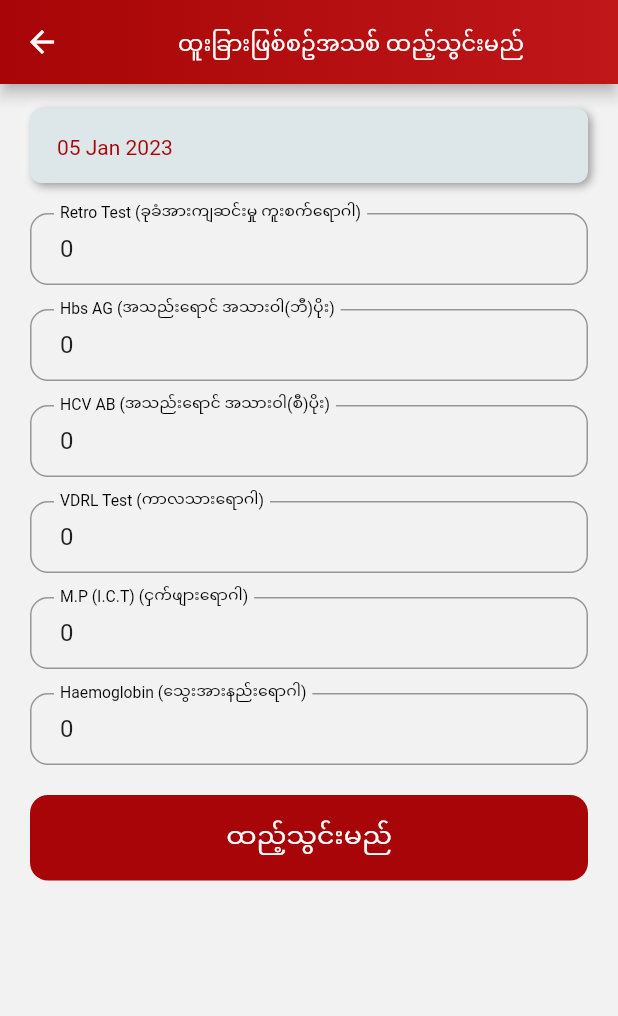
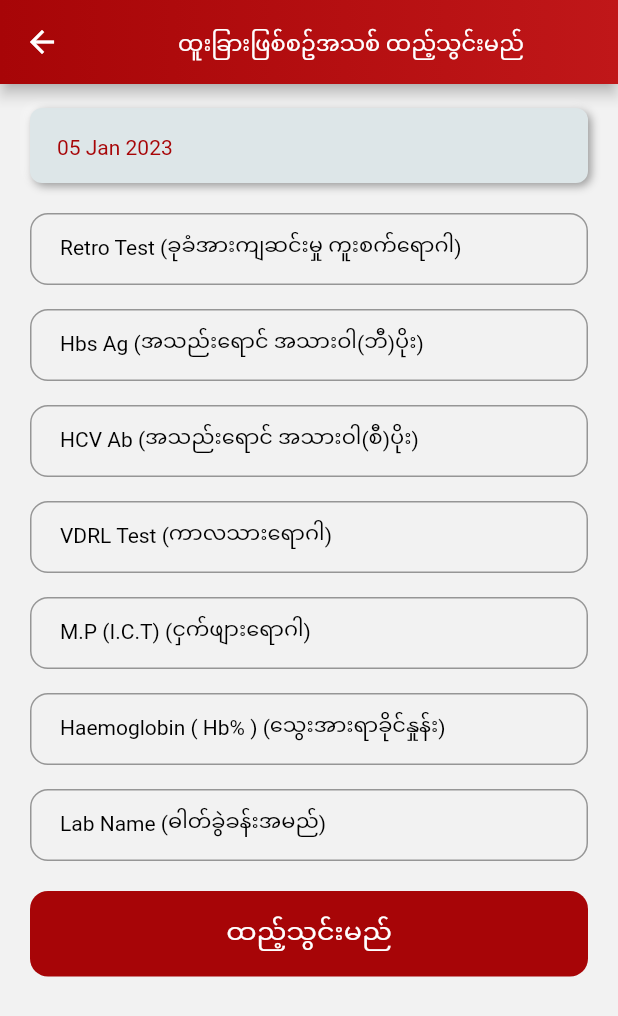
Before and after one commit to dev-medico/donation, a Flutter app: the SpecialEventListScreen screen opened by its route, after a tap on the "add" icon, on a phone screen of 412 x 824 dp. Shown: the top 1016 px of the screen. Run offline on Flutter 3.47's test engine with Material 2 defaults, Android fonts, the phone set to English and light mode, and no system bars; drawn by our look-alikes of flutter_neumorphic, modal_progress_hud_nsn; our stand-ins replace animated_text_kit, charts_flutter, cloud_firestore, dropdown_button2, firebase_auth, firebase_core and 7 more; missing offline and left inert: animated_widgets, flat_buffers, flutter_custom_dialog, flutter_expandable_table, flutter_rounded_date_picker, objectbox_flutter_libs and 1 more; accounts and stored records are empty; network calls fail.

Commit message:
Special Event

```diff
--- a/lib/data/response/special_event_list_response.dart
+++ b/lib/data/response/special_event_list_response.dart
@@ -20,8 +20,7 @@ class SpecialEventListResponse {
       data['meta'] = meta!.toJson();
     }
     if (specialEventData != null) {
-      data['records'] =
-          specialEventData!.map((v) => v.toJson()).toList();
+      data['records'] = specialEventData!.map((v) => v.toJson()).toList();
     }
     return data;
   }
@@ -73,6 +72,8 @@ class SpecialEventData {
   int? mpIct;
   int? retroTest;
   int? vdrlTest;
+  String? labName;
+  int? total;
   Xata? xata;
 
   SpecialEventData(
@@ -84,6 +85,8 @@ class SpecialEventData {
       this.mpIct,
       this.retroTest,
       this.vdrlTest,
+      this.labName,
+      this.total,
       this.xata});
 
   SpecialEventData.fromJson(Map<String, dynamic> json) {
@@ -95,6 +98,8 @@ class SpecialEventData {
     mpIct = json['mp_ict'];
     retroTest = json['retro_test'];
     vdrlTest = json['vdrl_test'];
+    labName = json['lab_name'];
+    total = json['total'];
     xata = json['xata'] != null ? Xata.fromJson(json['xata']) : null;
   }
 
@@ -108,6 +113,8 @@ class SpecialEventData {
     data['mp_ict'] = mpIct;
     data['retro_test'] = retroTest;
     data['vdrl_test'] = vdrlTest;
+    data['lab_name'] = labName;
+    data['total'] = total;
     if (xata != null) {
       data['xata'] = xata!.toJson();
     }
--- a/lib/src/features/special_event/new_special_event.dart
+++ b/lib/src/features/special_event/new_special_event.dart
@@ -26,6 +26,7 @@ class _NewEventAddScreenState extends State<NewEventAddScreen> {
   TextEditingController vdrlController = TextEditingController();
   TextEditingController mpICTController = TextEditingController();
   TextEditingController haemoglobinController = TextEditingController();
+  TextEditingController labNameController = TextEditingController();
 
   @override
   void initState() {
@@ -33,12 +34,6 @@ class _NewEventAddScreenState extends State<NewEventAddScreen> {
     var now = DateTime.now();
     String formattedDate = DateFormat('dd MMM yyyy').format(now);
     dateFilter = formattedDate;
-    retorTestController.text = "0";
-    hbsAgController.text = "0";
-    hcvAbController.text = "0";
-    vdrlController.text = "0";
-    mpICTController.text = "0";
-    haemoglobinController.text = "0";
   }
 
   @override
@@ -65,9 +60,6 @@ class _NewEventAddScreenState extends State<NewEventAddScreen> {
           ),
         ),
       ),
-      // "VDRL Test\n ကာလသားရောဂါ",
-      // "M.P (I.C.T)\n ငှက်ဖျားရောဂါ",
-      // "Haemoglobin\n သွေးအားနည်းရောဂါ",
       body: ModalProgressHUD(
           inAsyncCall: isLoading,
           child: Responsive.isMobile(context)
@@ -108,7 +100,7 @@ class _NewEventAddScreenState extends State<NewEventAddScreen> {
                         keyboardType: TextInputType.number,
                         controller: hbsAgController,
                         decoration: inputBoxDecoration(
-                            "Hbs AG (အသည်းရောင် အသားဝါ(ဘီ)ပိုး)"),
+                            "Hbs Ag (အသည်းရောင် အသားဝါ(ဘီ)ပိုး)"),
                       ),
                     ),
                     Container(
@@ -118,7 +110,7 @@ class _NewEventAddScreenState extends State<NewEventAddScreen> {
                         keyboardType: TextInputType.number,
                         controller: hcvAbController,
                         decoration: inputBoxDecoration(
-                            "HCV AB (အသည်းရောင် အသားဝါ(စီ)ပိုး)"),
+                            "HCV Ab (အသည်းရောင် အသားဝါ(စီ)ပိုး)"),
                       ),
                     ),
                     Container(
@@ -148,7 +140,17 @@ class _NewEventAddScreenState extends State<NewEventAddScreen> {
                         keyboardType: TextInputType.number,
                         controller: haemoglobinController,
                         decoration: inputBoxDecoration(
-                            "Haemoglobin (သွေးအားနည်းရောဂါ)"),
+                            "Haemoglobin ( Hb% ) (သွေးအားရာခိုင်နှုန်း)"),
+                      ),
+                    ),
+                    Container(
+                      margin:
+                          const EdgeInsets.only(left: 20, top: 16, right: 20),
+                      child: TextFormField(
+                        keyboardType: TextInputType.number,
+                        controller: labNameController,
+                        decoration:
+                            inputBoxDecoration("Lab Name (ဓါတ်ခွဲခန်းအမည်)"),
                       ),
                     ),
                     Container(
@@ -228,7 +230,7 @@ class _NewEventAddScreenState extends State<NewEventAddScreen> {
                                     keyboardType: TextInputType.number,
                                     controller: hbsAgController,
                                     decoration: inputBoxDecoration(
-                                        "Hbs AG (အသည်းရောင် အသားဝါ(ဘီ)ပိုး)"),
+                                        "Hbs Ag (အသည်းရောင် အသားဝါ(ဘီ)ပိုး)"),
                                   ),
                                 ),
                               ),
@@ -241,7 +243,7 @@ class _NewEventAddScreenState extends State<NewEventAddScreen> {
                                     keyboardType: TextInputType.number,
                                     controller: hcvAbController,
                                     decoration: inputBoxDecoration(
-                                        "HCV AB (အသည်းရောင် အသားဝါ(စီ)ပိုး)"),
+                                        "HCV Ab (အသည်းရောင် အသားဝါ(စီ)ပိုး)"),
                                   ),
                                 ),
                               ),
@@ -289,7 +291,7 @@ class _NewEventAddScreenState extends State<NewEventAddScreen> {
                                     keyboardType: TextInputType.number,
                                     controller: haemoglobinController,
                                     decoration: inputBoxDecoration(
-                                        "Haemoglobin (သွေးအားနည်းရောဂါ)"),
+                                        "Haemoglobin ( Hb% )"),
                                   ),
                                 ),
                               ),
@@ -400,6 +402,25 @@ class _NewEventAddScreenState extends State<NewEventAddScreen> {
       isLoading = true;
     });
 
+    int total = (retorTestController.text.toString().isEmpty
+            ? 0
+            : int.parse(retorTestController.text.toString())) +
+        (hbsAgController.text.toString().isEmpty
+            ? 0
+            : int.parse(hbsAgController.text.toString())) +
+        (hcvAbController.text.toString().isEmpty
+            ? 0
+            : int.parse(hcvAbController.text.toString())) +
+        (vdrlController.text.toString().isEmpty
+            ? 0
+            : int.parse(vdrlController.text.toString())) +
+        (mpICTController.text.toString().isEmpty
+            ? 0
+            : int.parse(mpICTController.text.toString())) +
+        (haemoglobinController.text.toString().isEmpty
+            ? 0
+            : int.parse(retorTestController.text.toString()));
+
     XataRepository()
         .uploadNewEvent(
       jsonEncode(
@@ -423,6 +444,10 @@ class _NewEventAddScreenState extends State<NewEventAddScreen> {
           "haemoglobin": haemoglobinController.text.toString().isEmpty
               ? 0
               : int.parse(retorTestController.text.toString()),
+          "lab_name": labNameController.text.isEmpty
+              ? ""
+              : labNameController.text.toString(),
+          "total": total
         },
       ),
     )
--- a/lib/src/features/special_event/special_event_list.dart
+++ b/lib/src/features/special_event/special_event_list.dart
@@ -57,6 +57,7 @@ class _SpecialEventListScreenState extends State<SpecialEventListScreen> {
               builder: (context) => const NewEventAddScreen(),
             ),
           );
+          getEventsFromXata();
         },
         child: const Icon(Icons.add),
       ),
@@ -68,15 +69,17 @@ class _SpecialEventListScreenState extends State<SpecialEventListScreen> {
   }
 
   ExpandableTable buildSimpleTable(List<SpecialEventData> data) {
-    const int COLUMN_COUNT = 7;
+    const int COLUMN_COUNT = 9;
     int ROWCOUNT = data.length;
     List<String> titles = [
       "Retro Test\n ခုခံအားကျဆင်းမှု ကူးစက်ရောဂါ",
-      "Hbs AG\n အသည်းရောင် အသားဝါ(ဘီ)ပိုး",
-      "HCV AB\n အသည်းရောင် အသားဝါ(စီ)ပိုး",
+      "Hbs Ag\n အသည်းရောင် အသားဝါ(ဘီ)ပိုး",
+      "HCV Ab\n အသည်းရောင် အသားဝါ(စီ)ပိုး",
       "VDRL Test\n ကာလသားရောဂါ",
-      "M.P (I.C.T)\n ငှက်ဖျားရောဂါ",
-      "Haemoglobin\n သွေးအားနည်းရောဂါ",
+      "M.P ( I.C.T )\n ငှက်ဖျားရောဂါ",
+      "Haemoglobin ( Hb% )\n သွေးအားရာခိုင်နှုန်း",
+      "Lab Name\n ဓါတ်ခွဲခန်းအမည်",
+      "Total\n စုစုပေါင်း"
     ];
 
     //Creation header
@@ -153,7 +156,24 @@ class _SpecialEventListScreenState extends State<SpecialEventListScreen> {
                                                             data[rowIndex]
                                                                 .haemoglobin
                                                                 .toString())
-                                                        : "",
+                                                        : columnIndex == 6
+                                                            ? data[rowIndex]
+                                                                        .labName !=
+                                                                    null
+                                                                ? data[rowIndex]
+                                                                    .labName
+                                                                    .toString()
+                                                                : "-"
+                                                            : columnIndex == 7
+                                                                ? data[rowIndex]
+                                                                            .total !=
+                                                                        null
+                                                                    ? Utils.strToMM(data[
+                                                                            rowIndex]
+                                                                        .total
+                                                                        .toString())
+                                                                    : "-"
+                                                                : "",
                                 textAlign: TextAlign.center,
                                 style: TextStyle(
                                     fontSize:
```
Also changed, not shown: 1 other file.
